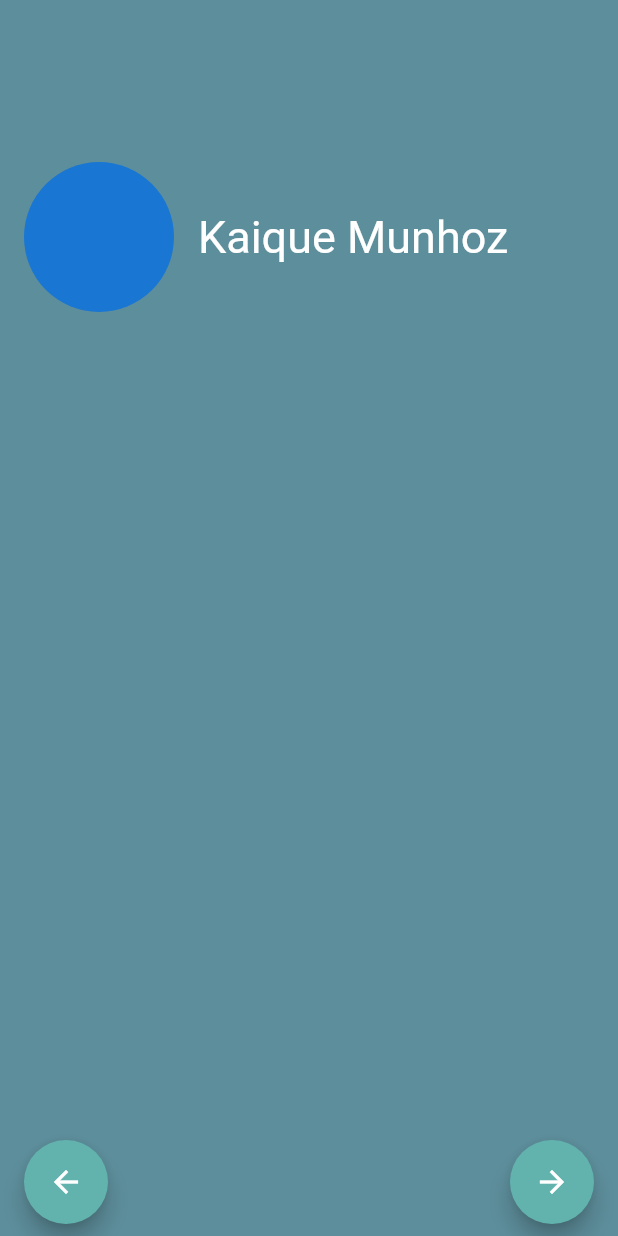
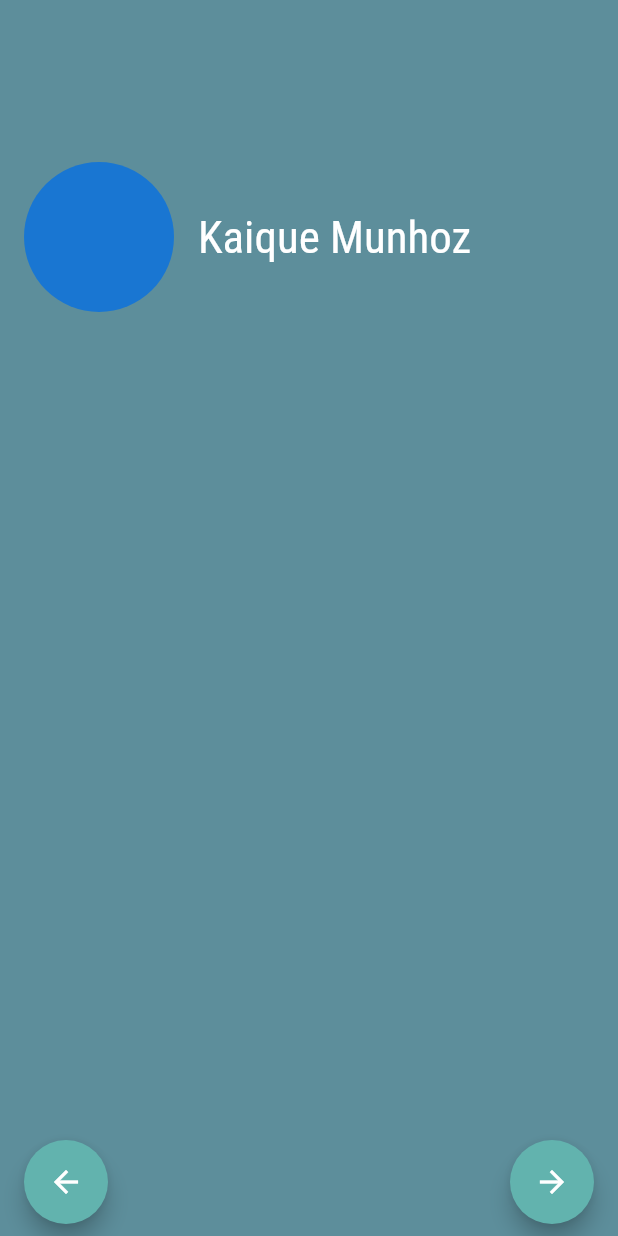
Before and after one commit to KaiqueMunhoz/apresentacao-flutter, a Flutter app: the AboutMe screen opened by its route, on a phone screen of 412 x 824 dp. Run offline on Flutter 3.47's test engine with Material 2 defaults, Android fonts, the phone set to English and light mode, and no system bars; our stand-ins replace flare_flutter.

Commit message:
feat: Change text to use fontFamily: 'RobotoCondensed', font

```diff
--- a/apresentacao/lib/src/features/about_me/presentation/pages/about_me.dart
+++ b/apresentacao/lib/src/features/about_me/presentation/pages/about_me.dart
@@ -26,6 +26,7 @@ class AboutMe extends StatelessWidget {
                     Text(
                       'Kaique Munhoz',
                       style: TextStyle(
+                        fontFamily: 'RobotoCondensed',
                         fontSize: 30.0,
                         color: Colors.white,
                       ),
```
